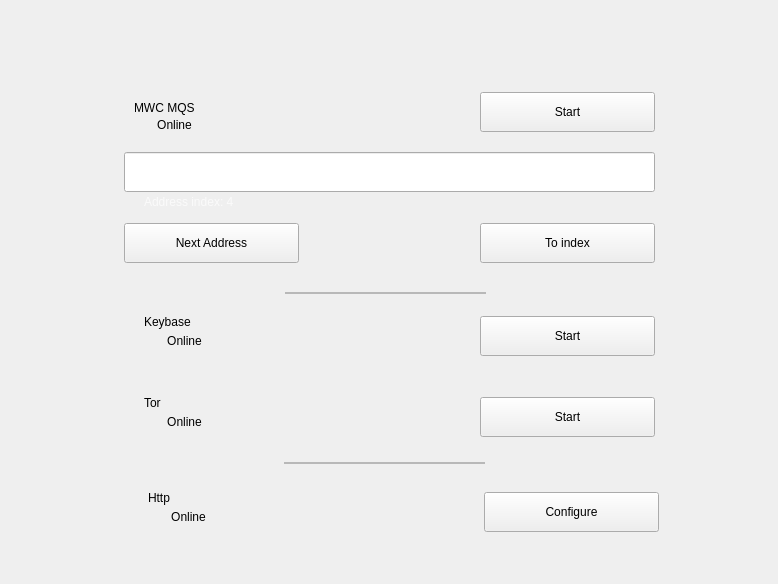
Before: the Qt Designer form windows_desktop/e_listening.ui in 0xkobe/mwc-wallet, drawn with Qt 5.
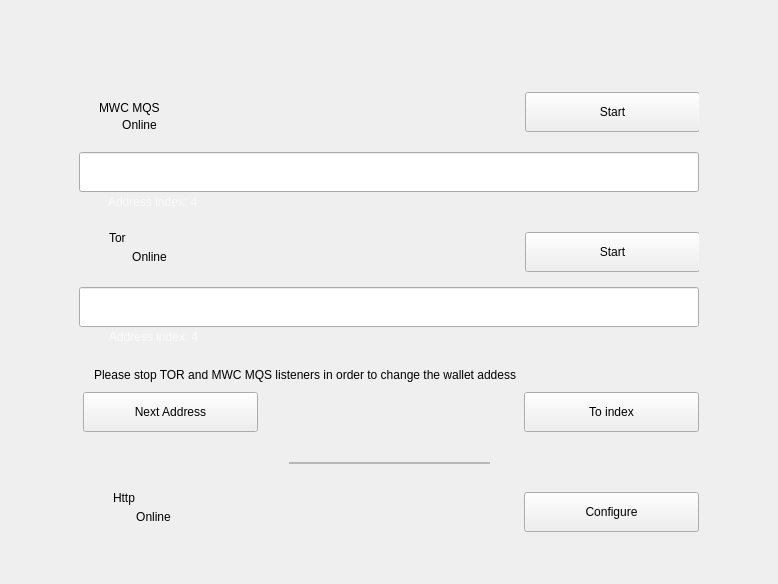
After: the same form once the commit is applied. Icons and pictures are not drawn. Custom widgets are drawn as their Qt base class.

Commit message: https://github.com/mwcproject/mwc-qt-wallet/issues/564

```diff
--- a/windows_desktop/e_listening.ui
+++ b/windows_desktop/e_listening.ui
@@ -55,13 +55,13 @@
        </property>
        <property name="minimumSize">
         <size>
-         <width>550</width>
+         <width>620</width>
          <height>480</height>
         </size>
        </property>
        <property name="maximumSize">
         <size>
-         <width>550</width>
+         <width>620</width>
          <height>480</height>
         </size>
        </property>
@@ -74,40 +74,6 @@
        <property name="lineWidth">
         <number>0</number>
        </property>
-       <widget class="control::MwcPushButtonNormal" name="keybaseTriggerButton">
-        <property name="geometry">
-         <rect>
-          <x>366</x>
-          <y>234</y>
-          <width>175</width>
-          <height>40</height>
-         </rect>
-        </property>
-        <property name="minimumSize">
-         <size>
-          <width>0</width>
-          <height>40</height>
-         </size>
-        </property>
-        <property name="maximumSize">
-         <size>
-          <width>16777215</width>
-          <height>40</height>
-         </size>
-        </property>
-        <property name="cursor">
-         <cursorShape>PointingHandCursor</cursorShape>
-        </property>
-        <property name="focusPolicy">
-         <enum>Qt::StrongFocus</enum>
-        </property>
-        <property name="toolTip">
-         <string>Start/Stop listening for messages at Keybase</string>
-        </property>
-        <property name="text">
-         <string>Start</string>
-        </property>
-       </widget>
        <widget class="QLabel" name="mwcMqStatusImg">
         <property name="geometry">
          <rect>
@@ -133,7 +99,7 @@
        <widget class="control::MwcPushButtonNormal" name="mwcMqTriggerButton">
         <property name="geometry">
          <rect>
-          <x>366</x>
+          <x>446</x>
           <y>10</y>
           <width>175</width>
           <height>40</height>
@@ -164,28 +130,12 @@
          <string>Start</string>
         </property>
        </widget>
-       <widget class="control::MwcLabelTiny" name="keybaseStatusTxt">
+       <widget class="control::MwcLineEditNormal" name="mwcmqsAddress">
         <property name="geometry">
          <rect>
-          <x>30</x>
-          <y>249</y>
-          <width>81</width>
-          <height>20</height>
-         </rect>
-        </property>
-        <property name="text">
-         <string>Online</string>
-        </property>
-        <property name="alignment">
-         <set>Qt::AlignCenter</set>
-        </property>
-       </widget>
-       <widget class="control::MwcLineEditNormal" name="mwcMqAddress">
-        <property name="geometry">
-         <rect>
-          <x>10</x>
+          <x>0</x>
           <y>70</y>
-          <width>531</width>
+          <width>620</width>
           <height>40</height>
          </rect>
         </property>
@@ -224,41 +174,6 @@
          <string>MWC MQS</string>
         </property>
        </widget>
-       <widget class="QLabel" name="keybaseStatusImg">
-        <property name="geometry">
-         <rect>
-          <x>120</x>
-          <y>234</y>
-          <width>21</width>
-          <height>21</height>
-         </rect>
-        </property>
-        <property name="toolTip">
-         <string>Keybase listener status</string>
-        </property>
-        <property name="text">
-         <string/>
-        </property>
-        <property name="pixmap">
-         <pixmap resource="../resources_desktop.qrc">:/img/StatusOk@2x.svg</pixmap>
-        </property>
-        <property name="scaledContents">
-         <bool>true</bool>
-        </property>
-       </widget>
-       <widget class="control::MwcLabelNormal" name="label_4">
-        <property name="geometry">
-         <rect>
-          <x>30</x>
-          <y>224</y>
-          <width>85</width>
-          <height>31</height>
-         </rect>
-        </property>
-        <property name="text">
-         <string>Keybase</string>
-        </property>
-       </widget>
        <widget class="control::MwcLabelTiny" name="mwcMqStatusTxt">
         <property name="geometry">
          <rect>
@@ -278,8 +193,8 @@
        <widget class="control::MwcPushButtonNormal" name="mwcMqToIndex">
         <property name="geometry">
          <rect>
-          <x>366</x>
-          <y>141</y>
+          <x>445</x>
+          <y>310</y>
           <width>175</width>
           <height>40</height>
          </rect>
@@ -303,7 +218,7 @@
          <enum>Qt::StrongFocus</enum>
         </property>
         <property name="toolTip">
-         <string>Select a specific index for your MWC MQS address</string>
+         <string>Select a specific index for your TOR and MWC MQS address</string>
         </property>
         <property name="text">
          <string>To index</string>
@@ -312,8 +227,8 @@
        <widget class="control::MwcPushButtonNormal" name="mwcMqNextAddress">
         <property name="geometry">
          <rect>
-          <x>10</x>
-          <y>141</y>
+          <x>4</x>
+          <y>310</y>
           <width>175</width>
           <height>40</height>
          </rect>
@@ -337,16 +252,16 @@
          <enum>Qt::StrongFocus</enum>
         </property>
         <property name="toolTip">
-         <string>Use the next address for listening to MWC MQS messages</string>
+         <string>Use the next address for listening to TOR and MWC MQS messages</string>
         </property>
         <property name="text">
          <string>Next Address</string>
         </property>
        </widget>
-       <widget class="control::MwcLabelTiny" name="mwcMqAddressIndexLabel">
+       <widget class="control::MwcLabelTiny" name="mwcmqsAddressIndexLabel">
         <property name="geometry">
          <rect>
-          <x>30</x>
+          <x>29</x>
           <y>110</y>
           <width>201</width>
           <height>20</height>
@@ -362,26 +277,10 @@
          <set>Qt::AlignLeading|Qt::AlignLeft|Qt::AlignVCenter</set>
         </property>
        </widget>
-       <widget class="control::MwcLine" name="frame_2">
-        <property name="geometry">
-         <rect>
-          <x>171</x>
-          <y>210</y>
-          <width>201</width>
-          <height>2</height>
-         </rect>
-        </property>
-        <property name="frameShape">
-         <enum>QFrame::StyledPanel</enum>
-        </property>
-        <property name="frameShadow">
-         <enum>QFrame::Raised</enum>
-        </property>
-       </widget>
        <widget class="control::MwcLine" name="frame_3">
         <property name="geometry">
          <rect>
-          <x>170</x>
+          <x>210</x>
           <y>380</y>
           <width>201</width>
           <height>2</height>
@@ -448,7 +347,7 @@
        <widget class="control::MwcPushButtonNormal" name="httpConfigButton">
         <property name="geometry">
          <rect>
-          <x>370</x>
+          <x>445</x>
           <y>410</y>
           <width>175</width>
           <height>40</height>
@@ -502,7 +401,7 @@
         <property name="geometry">
          <rect>
           <x>30</x>
-          <y>330</y>
+          <y>165</y>
           <width>81</width>
           <height>20</height>
          </rect>
@@ -518,7 +417,7 @@
         <property name="geometry">
          <rect>
           <x>120</x>
-          <y>315</y>
+          <y>150</y>
           <width>21</width>
           <height>21</height>
          </rect>
@@ -540,7 +439,7 @@
         <property name="geometry">
          <rect>
           <x>30</x>
-          <y>305</y>
+          <y>140</y>
           <width>85</width>
           <height>31</height>
          </rect>
@@ -552,8 +451,8 @@
        <widget class="control::MwcPushButtonNormal" name="torTriggerButton">
         <property name="geometry">
          <rect>
-          <x>366</x>
-          <y>315</y>
+          <x>446</x>
+          <y>150</y>
           <width>175</width>
           <height>40</height>
          </rect>
@@ -583,6 +482,69 @@
          <string>Start</string>
         </property>
        </widget>
+       <widget class="control::MwcLabelTiny" name="torAddressIndexLabel">
+        <property name="geometry">
+         <rect>
+          <x>30</x>
+          <y>245</y>
+          <width>201</width>
+          <height>20</height>
+         </rect>
+        </property>
+        <property name="styleSheet">
+         <string notr="true">color: rgba(255,255,255, 0.7)</string>
+        </property>
+        <property name="text">
+         <string>Address index: 4</string>
+        </property>
+        <property name="alignment">
+         <set>Qt::AlignLeading|Qt::AlignLeft|Qt::AlignVCenter</set>
+        </property>
+       </widget>
+       <widget class="control::MwcLineEditNormal" name="torAddress">
+        <property name="geometry">
+         <rect>
+          <x>0</x>
+          <y>205</y>
+          <width>620</width>
+          <height>40</height>
+         </rect>
+        </property>
+        <property name="minimumSize">
+         <size>
+          <width>0</width>
+          <height>40</height>
+         </size>
+        </property>
+        <property name="maximumSize">
+         <size>
+          <width>16777215</width>
+          <height>40</height>
+         </size>
+        </property>
+        <property name="toolTip">
+         <string>You MWC MQS address</string>
+        </property>
+        <property name="maxLength">
+         <number>1024</number>
+        </property>
+        <property name="readOnly">
+         <bool>true</bool>
+        </property>
+       </widget>
+       <widget class="control::MwcLabelSmall" name="label">
+        <property name="geometry">
+         <rect>
+          <x>15</x>
+          <y>285</y>
+          <width>511</width>
+          <height>16</height>
+         </rect>
+        </property>
+        <property name="text">
+         <string>Please stop TOR and MWC MQS listeners in order to change the wallet addess</string>
+        </property>
+       </widget>
       </widget>
      </item>
      <item>
@@ -631,6 +593,11 @@
    <extends>QLabel</extends>
    <header>control_desktop/MwcLabel.h</header>
   </customwidget>
+  <customwidget>
+   <class>control::MwcLabelTiny</class>
+   <extends>QLabel</extends>
+   <header>control_desktop/MwcLabel.h</header>
+  </customwidget>
   <customwidget>
    <class>control::MwcLabelNormal</class>
    <extends>QLabel</extends>
@@ -642,11 +609,6 @@
    <header>control_desktop/MwcFrameWithBorder.h</header>
    <container>1</container>
   </customwidget>
-  <customwidget>
-   <class>control::MwcLabelTiny</class>
-   <extends>QLabel</extends>
-   <header>control_desktop/MwcLabel.h</header>
-  </customwidget>
  </customwidgets>
  <tabstops>
   <tabstop>mwcMqTriggerButton</tabstop>
```
Left out of the diff: 3 changed lines with no effect on the pictures. The commit also changes 44 other files.
